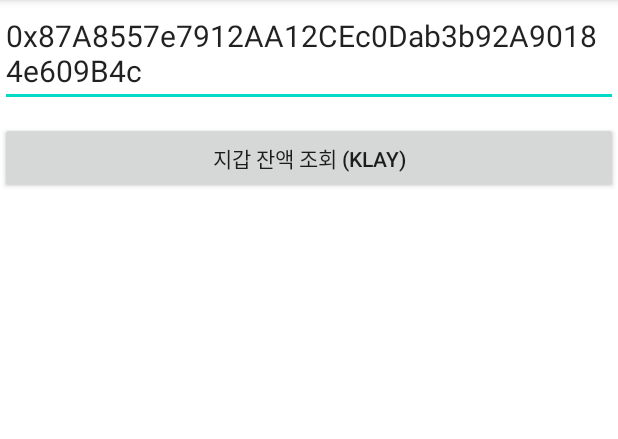
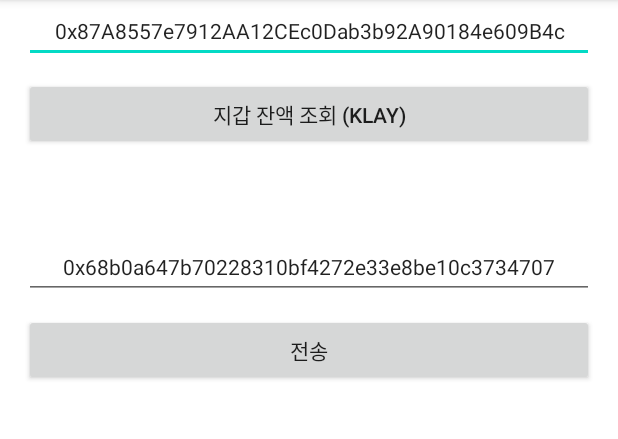
Before and after one commit to KwangWookHa/Klaytn-caver-Library-Study, an Android app: the screen it shows after launch (MainActivity), on a phone screen of 412 x 824 dp, the part 84-523 px from its top. Run offline under Robolectric (Android 15) with nearby library versions, the phone set to English and light mode, and no system bars; our stand-ins replace Dagger/Hilt's generated code, data binding; libraries missing offline, so code that uses them is left out: com.klaytn.caver, org.web3j.protocol; 1 statement that could not run was skipped.

Commit message:
:chore 잔액 조회 및 전송 기능 구현

```diff
--- /dev/null
+++ b/app/src/main/java/net/mhand/klaytntoywook/Config.kt
@@ -0,0 +1,11 @@
+package net.mhand.klaytntoywook
+
+object Config {
+
+    val baobabUrl by lazy { "https://api.baobab.klaytn.net:8651" }
+    val KEYSTORE_FILE_NAME by lazy { "kaikas-hgo0930" }
+
+    val fromAddress by lazy { "0x87A8557e7912AA12CEc0Dab3b92A90184e609B4c" }
+    val toAddress by lazy { "0x68b0a647b70228310bf4272e33e8be10c3734707" }
+
+}
--- a/app/src/main/java/net/mhand/klaytntoywook/MainActivity.kt
+++ b/app/src/main/java/net/mhand/klaytntoywook/MainActivity.kt
@@ -2,7 +2,6 @@ package net.mhand.klaytntoywook
 
 import androidx.appcompat.app.AppCompatActivity
 import android.os.Bundle
-import android.view.LayoutInflater
 import android.view.View
 import androidx.activity.viewModels
 import androidx.databinding.DataBindingUtil
@@ -25,15 +24,27 @@ class MainActivity : AppCompatActivity(), View.OnClickListener {
         }
         initWalletAddress()
         initBalanceObserver()
+        initTxObserver()
     }
 
     private fun initWalletAddress() {
-        binding?.initAddress = "0x87A8557e7912AA12CEc0Dab3b92A90184e609B4c"
+        binding?.fromAddress = Config.fromAddress
+        binding?.toAddress = Config.toAddress
     }
 
     private fun initBalanceObserver() {
-        mainViewModel.balanceLiveData.observe(this) {
-            binding?.balance = it.toString()
+        mainViewModel.fromBalanceLiveData.observe(this) {
+            binding?.fromBalance = it
+        }
+        mainViewModel.toBalanceLiveData.observe(this) {
+            binding?.toBalance = it
+        }
+    }
+
+    private fun initTxObserver() {
+        mainViewModel.receiptLiveData.observe(this) {
+            mainViewModel.getFromBalance(binding?.editFromAddress?.text.toString())
+            mainViewModel.getToBalance(binding?.editToAddress?.text.toString())
         }
     }
 
@@ -41,8 +52,13 @@ class MainActivity : AppCompatActivity(), View.OnClickListener {
         with(binding) {
             when(v) {
                 this?.btnBalance -> {
-                    this?.textWalletAddress?.let {
-                        mainViewModel.getBalance(it.text.toString())
+                    this?.editFromAddress?.let {
+                        mainViewModel.getFromBalance(it.text.toString())
+                    }
+                }
+                this?.btnSendTx -> {
+                    this?.editToAddress?.let {
+                        mainViewModel.sendTx(it.text.toString())
                     }
                 }
                 else -> {
--- a/app/src/main/java/net/mhand/klaytntoywook/SingletonModule.kt
+++ b/app/src/main/java/net/mhand/klaytntoywook/SingletonModule.kt
@@ -11,11 +11,9 @@ import javax.inject.Singleton
 @InstallIn(SingletonComponent::class)
 object SingletonModule {
 
-    private val baobabUrl by lazy { "https://api.baobab.klaytn.net:8651" }
-
     @Provides
     @Singleton
-    fun provideCaver() : Caver = Caver(baobabUrl)
+    fun provideCaver() : Caver = Caver(Config.baobabUrl)
 
     @Provides
     @Singleton
--- a/app/src/main/res/layout/activity_main.xml
+++ b/app/src/main/res/layout/activity_main.xml
@@ -1,5 +1,4 @@
 <?xml version="1.0" encoding="utf-8"?>
-
 <layout xmlns:android="http://schemas.android.com/apk/res/android"
     xmlns:app="http://schemas.android.com/apk/res-auto"
     xmlns:tools="http://schemas.android.com/tools">
@@ -7,19 +6,27 @@
     <data>
 
         <variable
-            name="balance"
+            name="fromBalance"
+            type="String" />
+
+        <variable
+            name="toBalance"
             type="String" />
 
         <variable
             name="viewModel"
-            type="net.mhand.klaytntoywook.MainViewModel"/>
+            type="net.mhand.klaytntoywook.MainViewModel" />
 
         <variable
             name="listener"
             type="android.view.View.OnClickListener" />
 
         <variable
-            name="initAddress"
+            name="fromAddress"
+            type="String" />
+
+        <variable
+            name="toAddress"
             type="String" />
 
     </data>
@@ -28,20 +35,23 @@
         android:layout_width="match_parent"
         android:layout_height="match_parent"
         android:orientation="vertical"
+        android:paddingHorizontal="16dp"
         tools:context=".MainActivity">
 
         <androidx.appcompat.widget.AppCompatEditText
-            android:id="@+id/textWalletAddress"
+            android:id="@+id/editFromAddress"
             android:layout_width="match_parent"
             android:layout_height="wrap_content"
-            android:text="@{initAddress}"
-            android:textSize="20dp"/>
+            android:gravity="center"
+            android:hint="조회할 지갑주소"
+            android:text="@{fromAddress}"
+            android:textSize="14dp" />
 
         <androidx.appcompat.widget.AppCompatButton
             android:id="@+id/btnBalance"
             android:layout_width="match_parent"
+            android:layout_height="wrap_content"
             android:layout_marginTop="10dp"
-            android:layout_height="wrap_content"
             android:onClickListener="@{listener::onClick}"
             android:text="지갑 잔액 조회 (KLAY)" />
 
@@ -51,10 +61,38 @@
             android:layout_height="wrap_content"
             android:layout_marginTop="10dp"
             android:gravity="center"
-            android:text="@{balance}"
+            android:text="@{fromBalance}"
+            android:textSize="20sp"
+            tools:text="0.0000000000000" />
+
+
+        <androidx.appcompat.widget.AppCompatEditText
+            android:id="@+id/editToAddress"
+            android:layout_width="match_parent"
+            android:layout_height="wrap_content"
+            android:layout_marginTop="20dp"
+            android:gravity="center"
+            android:hint="받는 지갑 주소"
+            android:text="@{toAddress}"
+            android:textSize="14dp" />
+
+        <androidx.appcompat.widget.AppCompatButton
+            android:id="@+id/btnSendTx"
+            android:layout_width="match_parent"
+            android:layout_height="wrap_content"
+            android:layout_marginTop="10dp"
+            android:onClickListener="@{listener::onClick}"
+            android:text="전송" />
+
+        <TextView
+            android:id="@+id/textReceiverBalance"
+            android:layout_width="match_parent"
+            android:layout_height="wrap_content"
+            android:layout_marginTop="10dp"
+            android:gravity="center"
+            android:text="@{toBalance}"
             android:textSize="20sp"
             tools:text="0.0000000000000" />
 
     </LinearLayout>
-
 </layout>
```
Also changed, not shown: app/src/main/java/net/mhand/klaytntoywook/MainViewModel.kt (+73 -9 lines), app/src/main/res/raw/hgo0930.json (added, +21 -0 lines).
